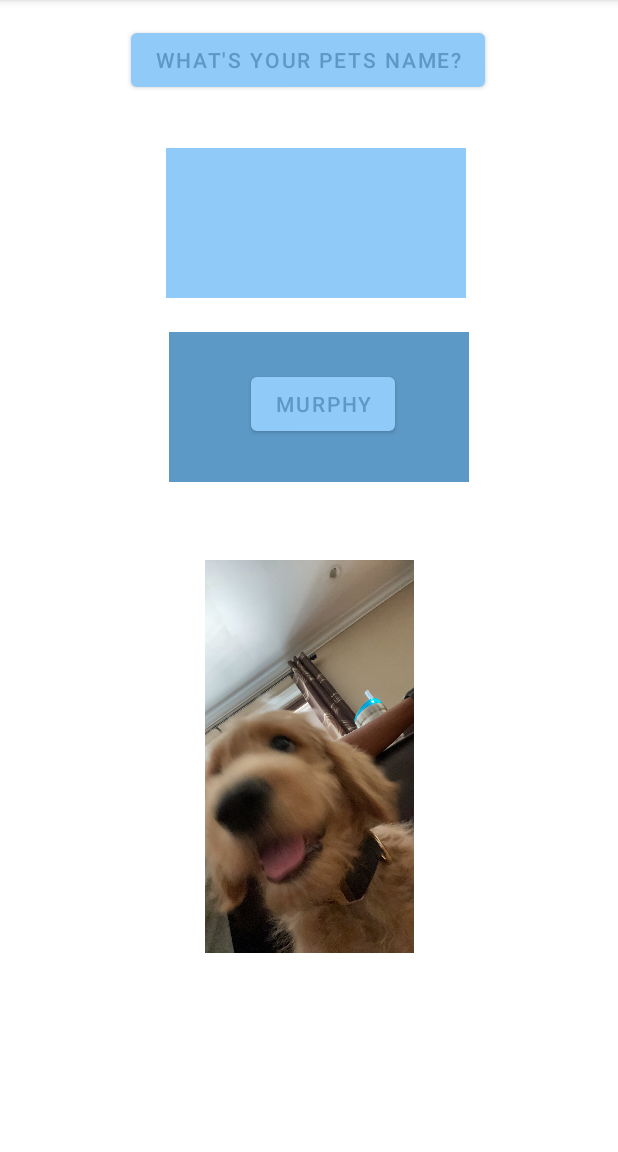
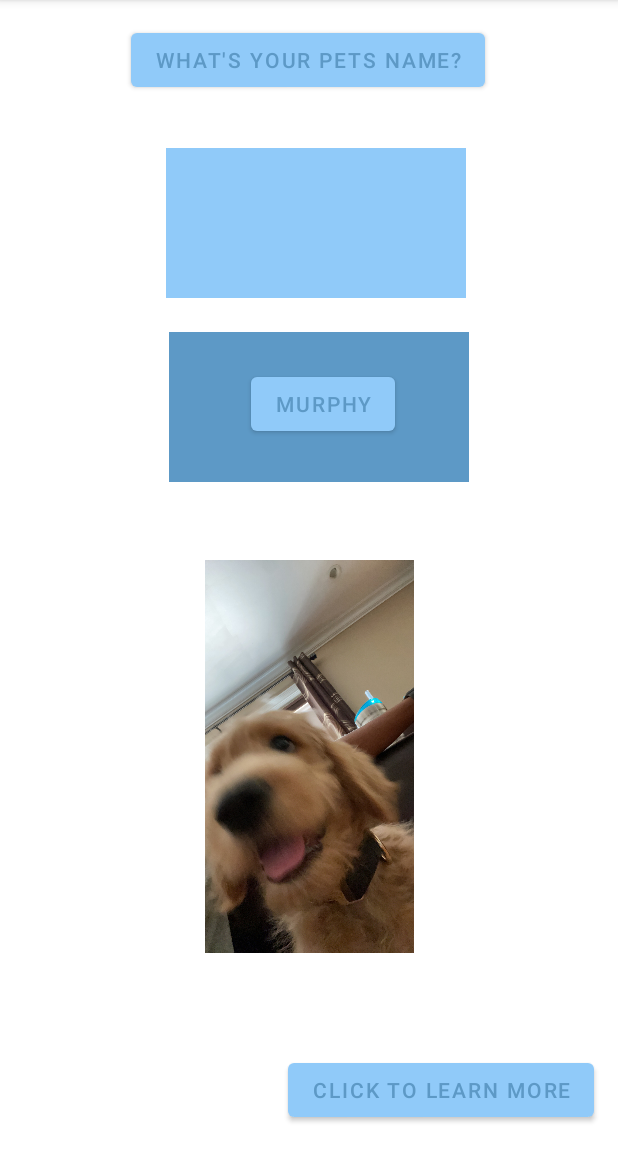
Before and after one commit to anshparikh18/ForRealStyle, an Android app: the screen it shows after launch (MainActivity), on a phone screen of 412 x 824 dp, the part 84-1236 px from its top. Run offline under Robolectric (Android 15) with nearby library versions, the phone set to English and light mode, and no system bars.

Commit message:
final project
done

```diff
--- a/app/src/main/java/com/example/forrealstyle/MainActivity.java
+++ b/app/src/main/java/com/example/forrealstyle/MainActivity.java
@@ -2,13 +2,30 @@ package com.example.forrealstyle;
 
 import androidx.appcompat.app.AppCompatActivity;
 
+import android.content.Intent;
 import android.os.Bundle;
+import android.view.View;
+import android.widget.Button;
 
 public class MainActivity extends AppCompatActivity {
+    private Button goToActivityTwo;
 
     @Override
     protected void onCreate(Bundle savedInstanceState) {
         super.onCreate(savedInstanceState);
         setContentView(R.layout.activity_main);
+
+        goToActivityTwo = findViewById((R.id.activity_main_goToActivityTwo));
+        goToActivityTwo.setOnClickListener(new View.OnClickListener() {
+            @Override
+            public void onClick(View view){
+                changeActivity();
+
+            }
+        });
+    }
+    private void changeActivity(){
+        Intent intent = new Intent(this,SecondActivity.class);
+        startActivity(intent);
     }
 }
--- a/app/src/main/res/layout/activity_main.xml
+++ b/app/src/main/res/layout/activity_main.xml
@@ -66,7 +66,17 @@
         app:layout_constraintStart_toStartOf="parent"
         app:layout_constraintTop_toTopOf="parent" />
 
-
+    <Button
+        android:id="@+id/activity_main_goToActivityTwo"
+        android:layout_width="wrap_content"
+        android:layout_height="wrap_content"
+        android:text="Click to learn more"
+        app:layout_constraintBottom_toBottomOf="parent"
+        app:layout_constraintEnd_toEndOf="parent"
+        app:layout_constraintHorizontal_bias="0.922"
+        app:layout_constraintStart_toStartOf="parent"
+        app:layout_constraintTop_toTopOf="parent"
+        app:layout_constraintVertical_bias="0.976" />
 
 
 </androidx.constraintlayout.widget.ConstraintLayout>
--- a/app/src/main/res/layout/activity_two.xml
+++ b/app/src/main/res/layout/activity_two.xml
@@ -14,16 +14,18 @@
     <TextView
         android:layout_width="match_parent"
         android:layout_height="wrap_content"
+        android:layout_gravity="top"
         android:text="murphy is 1 year old " />
     <TextView
         android:layout_width="match_parent"
         android:layout_height="wrap_content"
+        android:layout_gravity="bottom"
         android:text="He has way too much energy"/>
     <TextView
         android:layout_width="match_parent"
         android:layout_height="0dp"
         android:layout_weight="1"
-        android:gravity="top"
+        android:layout_gravity="bottom"
         android:text="Murphy has a sibling, Coco, that was adopted by my other cousin " />
 
 </LinearLayout>
```
